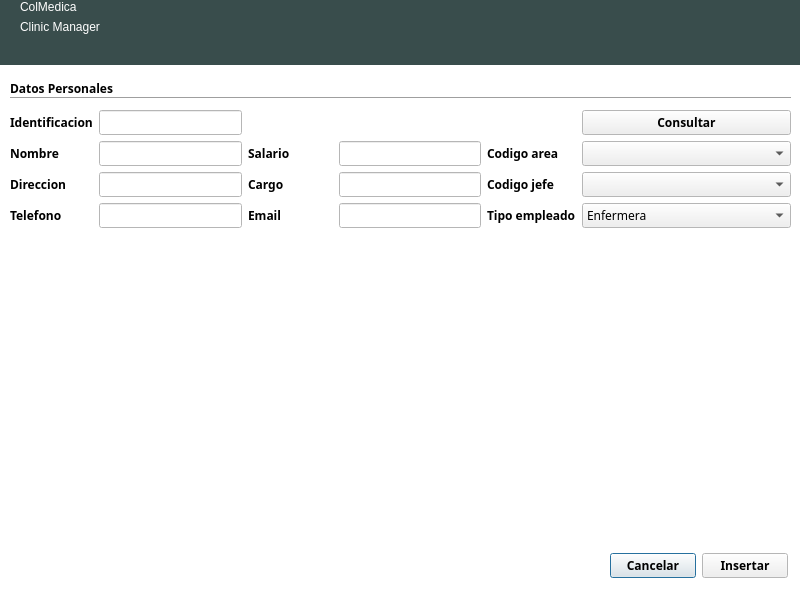
Before: the Qt Designer form gui/administrador_uis/DialogEmpleado.ui in BryanTabarez/ProyectoBD, drawn with Qt 5.
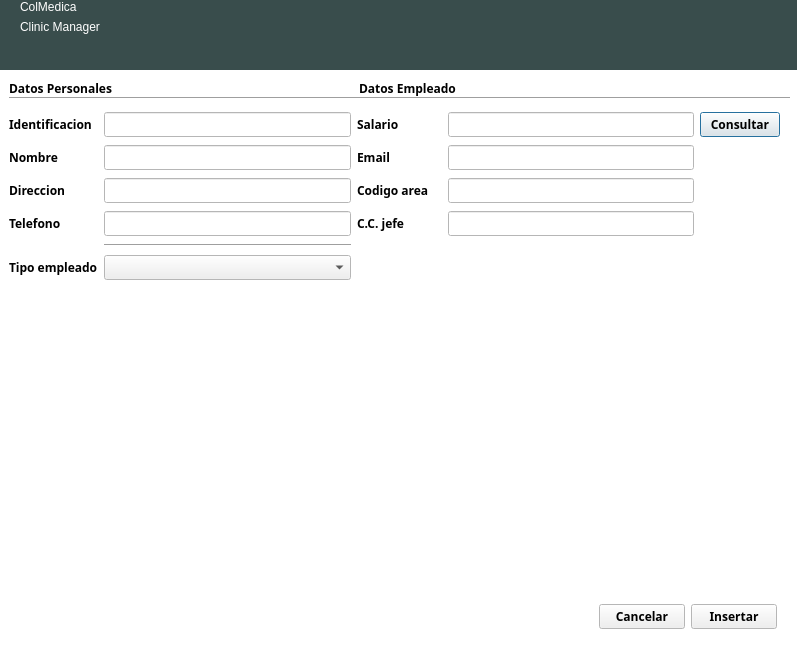
After: the same form once the commit is applied.

What changed in the file:
```diff
--- a/gui/administrador_uis/DialogEmpleado.ui
+++ b/gui/administrador_uis/DialogEmpleado.ui
@@ -6,8 +6,8 @@
    <rect>
     <x>0</x>
     <y>0</y>
-    <width>800</width>
-    <height>600</height>
+    <width>797</width>
+    <height>670</height>
    </rect>
   </property>
   <property name="palette">
@@ -89,7 +89,7 @@
      <x>0</x>
      <y>0</y>
      <width>800</width>
-     <height>65</height>
+     <height>81</height>
     </rect>
    </property>
    <property name="palette">
@@ -192,7 +192,7 @@
       <x>20</x>
       <y>0</y>
       <width>162</width>
-      <height>62</height>
+      <height>75</height>
      </rect>
     </property>
     <layout class="QFormLayout" name="formLayout_5">
@@ -220,10 +220,10 @@
   <widget class="QWidget" name="widgetCuerpo" native="true">
    <property name="geometry">
     <rect>
-     <x>0</x>
+     <x>-1</x>
      <y>70</y>
-     <width>800</width>
-     <height>521</height>
+     <width>801</width>
+     <height>571</height>
     </rect>
    </property>
    <property name="font">
@@ -236,32 +236,6 @@
    <property name="autoFillBackground">
     <bool>true</bool>
    </property>
-   <widget class="QWidget" name="layoutWidget">
-    <property name="geometry">
-     <rect>
-      <x>610</x>
-      <y>480</y>
-      <width>178</width>
-      <height>31</height>
-     </rect>
-    </property>
-    <layout class="QHBoxLayout" name="horizontalLayout_2">
-     <item>
-      <widget class="QPushButton" name="pushButtonCancelar">
-       <property name="text">
-        <string>Cancelar</string>
-       </property>
-      </widget>
-     </item>
-     <item>
-      <widget class="QPushButton" name="pushButtonInsertar">
-       <property name="text">
-        <string>Insertar</string>
-       </property>
-      </widget>
-     </item>
-    </layout>
-   </widget>
    <widget class="Line" name="lineDatosPersonales">
     <property name="geometry">
      <rect>
@@ -292,8 +266,8 @@
     <property name="geometry">
      <rect>
       <x>10</x>
-      <y>170</y>
-      <width>781</width>
+      <y>230</y>
+      <width>771</width>
       <height>291</height>
      </rect>
     </property>
@@ -306,13 +280,13 @@
      <rect>
       <x>10</x>
       <y>40</y>
-      <width>781</width>
-      <height>122</height>
+      <width>771</width>
+      <height>176</height>
      </rect>
     </property>
     <layout class="QGridLayout" name="gridLayout">
-     <item row="2" column="3">
-      <widget class="QLineEdit" name="lineEditCargo">
+     <item row="0" column="3">
+      <widget class="QLineEdit" name="lineEditSalario">
        <property name="font">
         <font>
          <weight>50</weight>
@@ -320,7 +294,7 @@
         </font>
        </property>
        <property name="inputMask">
-        <string>AAAAAAAAAAAAAAAAAAAAAAAAAAAAAAAAAAAAAAAA; </string>
+        <string/>
        </property>
       </widget>
      </item>
@@ -333,17 +307,10 @@
         </font>
        </property>
        <property name="inputMask">
-        <string>AAAAAAAAAAAAAAAAAAAAAAAAAAAAAAAAAAAAAAAA; </string>
-       </property>
-       <property name="text">
         <string/>
        </property>
-      </widget>
-     </item>
-     <item row="1" column="2">
-      <widget class="QLabel" name="labelSalario">
        <property name="text">
-        <string>Salario              </string>
+        <string/>
        </property>
       </widget>
      </item>
@@ -354,16 +321,6 @@
        </property>
       </widget>
      </item>
-     <item row="2" column="5">
-      <widget class="QComboBox" name="comboBoxCodigoJefe">
-       <property name="font">
-        <font>
-         <weight>50</weight>
-         <bold>false</bold>
-        </font>
-       </property>
-      </widget>
-     </item>
      <item row="3" column="0">
       <widget class="QLabel" name="labelTelefono">
        <property name="text">
@@ -371,50 +328,6 @@
        </property>
       </widget>
      </item>
-     <item row="3" column="4">
-      <widget class="QLabel" name="labelTipoEmpleado">
-       <property name="text">
-        <string>Tipo empleado</string>
-       </property>
-      </widget>
-     </item>
-     <item row="2" column="2">
-      <widget class="QLabel" name="labelCargo">
-       <property name="text">
-        <string>Cargo</string>
-       </property>
-      </widget>
-     </item>
-     <item row="1" column="5">
-      <widget class="QComboBox" name="comboBoxCodigoArea">
-       <property name="font">
-        <font>
-         <weight>50</weight>
-         <bold>false</bold>
-        </font>
-       </property>
-      </widget>
-     </item>
-     <item row="1" column="3">
-      <widget class="QLineEdit" name="lineEditSalario">
-       <property name="font">
-        <font>
-         <weight>50</weight>
-         <bold>false</bold>
-        </font>
-       </property>
-       <property name="inputMask">
-        <string>999999999999999999999999999999; </string>
-       </property>
-      </widget>
-     </item>
-     <item row="2" column="4">
-      <widget class="QLabel" name="labelCodigoJefe">
-       <property name="text">
-        <string>Codigo jefe</string>
-       </property>
-      </widget>
-     </item>
      <item row="3" column="1">
       <widget class="QLineEdit" name="lineEditTelefono">
        <property name="font">
@@ -424,17 +337,10 @@
         </font>
        </property>
        <property name="inputMask">
-        <string>999999999999999; </string>
-       </property>
-       <property name="text">
         <string/>
        </property>
-      </widget>
-     </item>
-     <item row="1" column="4">
-      <widget class="QLabel" name="labelCodigoArea">
        <property name="text">
-        <string>Codigo area</string>
+        <string/>
        </property>
       </widget>
      </item>
@@ -445,13 +351,6 @@
        </property>
       </widget>
      </item>
-     <item row="3" column="2">
-      <widget class="QLabel" name="labelEmail">
-       <property name="text">
-        <string>Email</string>
-       </property>
-      </widget>
-     </item>
      <item row="2" column="1">
       <widget class="QLineEdit" name="lineEditDireccion">
        <property name="font">
@@ -461,46 +360,13 @@
         </font>
        </property>
        <property name="inputMask">
-        <string>NNNNNNNNNNNNNNNNNNNNNNNNNNNNNNNNNNNNNNNN; </string>
+        <string/>
        </property>
        <property name="text">
         <string/>
        </property>
       </widget>
      </item>
-     <item row="3" column="5">
-      <widget class="QComboBox" name="comboBoxTipoEmpleado">
-       <property name="font">
-        <font>
-         <weight>50</weight>
-         <bold>false</bold>
-        </font>
-       </property>
-       <item>
-        <property name="text">
-         <string>Enfermera                                         </string>
-        </property>
-       </item>
-       <item>
-        <property name="text">
-         <string>Medico</string>
-        </property>
-       </item>
-      </widget>
-     </item>
-     <item row="3" column="3">
-      <widget class="QLineEdit" name="lineEditEmail">
-       <property name="font">
-        <font>
-         <weight>50</weight>
-         <bold>false</bold>
-        </font>
-       </property>
-       <property name="inputMask">
-        <string>NNNNNNNNNNNNNNNNNNNNNNNNNNNNNNNNNNNNNNNN; </string>
-       </property>
-      </widget>
-     </item>
      <item row="0" column="0">
       <widget class="QLabel" name="labelIdentificacion">
        <property name="text">
@@ -508,6 +374,9 @@
        </property>
       </widget>
      </item>
+     <item row="3" column="3">
+      <widget class="QLineEdit" name="lineEditJefe"/>
+     </item>
      <item row="0" column="1">
       <widget class="QLineEdit" name="lineEditIdentificacion">
        <property name="font">
@@ -517,22 +386,154 @@
         </font>
        </property>
        <property name="inputMask">
-        <string>99999999999999999999; </string>
+        <string/>
        </property>
        <property name="text">
         <string/>
        </property>
       </widget>
      </item>
-     <item row="0" column="5">
+     <item row="1" column="3">
+      <widget class="QLineEdit" name="lineEditEmail">
+       <property name="font">
+        <font>
+         <weight>50</weight>
+         <bold>false</bold>
+        </font>
+       </property>
+       <property name="inputMask">
+        <string/>
+       </property>
+      </widget>
+     </item>
+     <item row="2" column="2">
+      <widget class="QLabel" name="labelCodigoArea">
+       <property name="mouseTracking">
+        <bool>true</bool>
+       </property>
+       <property name="text">
+        <string>Codigo area</string>
+       </property>
+      </widget>
+     </item>
+     <item row="0" column="2">
+      <widget class="QLabel" name="labelSalario">
+       <property name="text">
+        <string>Salario              </string>
+       </property>
+      </widget>
+     </item>
+     <item row="3" column="2">
+      <widget class="QLabel" name="labelCodigoJefe">
+       <property name="text">
+        <string>C.C. jefe</string>
+       </property>
+      </widget>
+     </item>
+     <item row="1" column="2">
+      <widget class="QLabel" name="labelEmail">
+       <property name="text">
+        <string>Email</string>
+       </property>
+      </widget>
+     </item>
+     <item row="2" column="3">
+      <widget class="QLineEdit" name="lineEditCodigoArea"/>
+     </item>
+     <item row="0" column="4">
       <widget class="QPushButton" name="pushButtonConsultar">
        <property name="text">
         <string>Consultar</string>
        </property>
       </widget>
      </item>
+     <item row="5" column="0">
+      <widget class="QLabel" name="labelTipoEmpleado">
+       <property name="text">
+        <string>Tipo empleado</string>
+       </property>
+      </widget>
+     </item>
+     <item row="5" column="1">
+      <widget class="QComboBox" name="comboBoxTipoEmpleado">
+       <property name="font">
+        <font>
+         <weight>50</weight>
+         <bold>false</bold>
+        </font>
+       </property>
+       <item>
+        <property name="text">
+         <string/>
+        </property>
+       </item>
+       <item>
+        <property name="text">
+         <string>Enfermera                                         </string>
+        </property>
+       </item>
+       <item>
+        <property name="text">
+         <string>Medico</string>
+        </property>
+       </item>
+      </widget>
+     </item>
+     <item row="4" column="1">
+      <widget class="Line" name="lineDatosPersonales_2">
+       <property name="orientation">
+        <enum>Qt::Horizontal</enum>
+       </property>
+      </widget>
+     </item>
     </layout>
    </widget>
+   <widget class="QLabel" name="labelDatosPersonales_2">
+    <property name="geometry">
+     <rect>
+      <x>360</x>
+      <y>10</y>
+      <width>131</width>
+      <height>16</height>
+     </rect>
+    </property>
+    <property name="text">
+     <string>Datos Empleado</string>
+    </property>
+   </widget>
+   <widget class="QWidget" name="layoutWidget">
+    <property name="geometry">
+     <rect>
+      <x>600</x>
+      <y>530</y>
+      <width>178</width>
+      <height>33</height>
+     </rect>
+    </property>
+    <layout class="QHBoxLayout" name="horizontalLayout_2">
+     <item>
+      <widget class="QPushButton" name="pushButtonCancelar">
+       <property name="text">
+        <string>Cancelar</string>
+       </property>
+      </widget>
+     </item>
+     <item>
+      <widget class="QPushButton" name="pushButtonInsertar">
+       <property name="text">
+        <string>Insertar</string>
+       </property>
+      </widget>
+     </item>
+    </layout>
+   </widget>
+   <zorder>lineDatosPersonales</zorder>
+   <zorder>labelDatosPersonales</zorder>
+   <zorder>widgetTipoEmpleado</zorder>
+   <zorder>layoutWidget</zorder>
+   <zorder>labelDatosPersonales_2</zorder>
+   <zorder>pushButtonCancelar</zorder>
+   <zorder>layoutWidget</zorder>
   </widget>
  </widget>
  <resources/>
```
Left out of the diff: 26 changed lines with no effect on the pictures.
